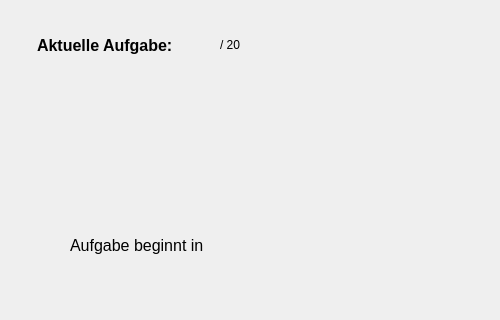
First picture: the form in reaction_time.ui, repository ITT-21SS-UR/assignment-03-jm, before the edit; both pictures show x 120 to 620 and y 0 to 320 of the 620 by 792 pixel window.
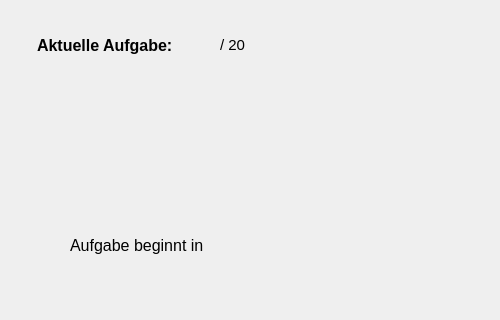
Second picture: the form after the edit. The open tabs and pages were chosen to show the change.

The edit to the form file:
```diff
--- a/reaction_time.ui
+++ b/reaction_time.ui
@@ -160,7 +160,7 @@
       </rect>
      </property>
      <property name="text">
-      <string>&lt;html&gt;&lt;head/&gt;&lt;body&gt;&lt;p&gt;/ 20&lt;/p&gt;&lt;/body&gt;&lt;/html&gt;</string>
+      <string>&lt;html&gt;&lt;head/&gt;&lt;body&gt;&lt;p&gt;&lt;span style=&quot; font-size:11pt;&quot;&gt;/ 20&lt;/span&gt;&lt;/p&gt;&lt;/body&gt;&lt;/html&gt;</string>
      </property>
     </widget>
     <widget class="QLabel" name="task_description">
```
Left out of the diff: 2 changed lines with no effect on the pictures.
